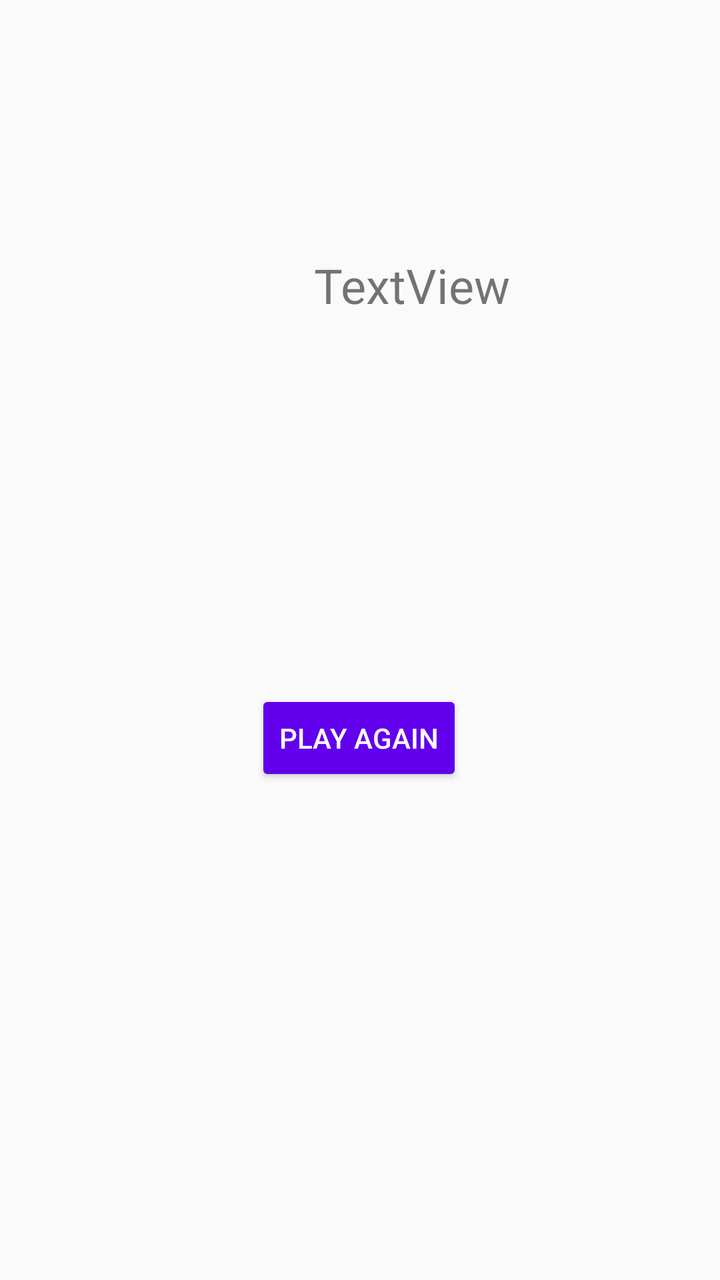
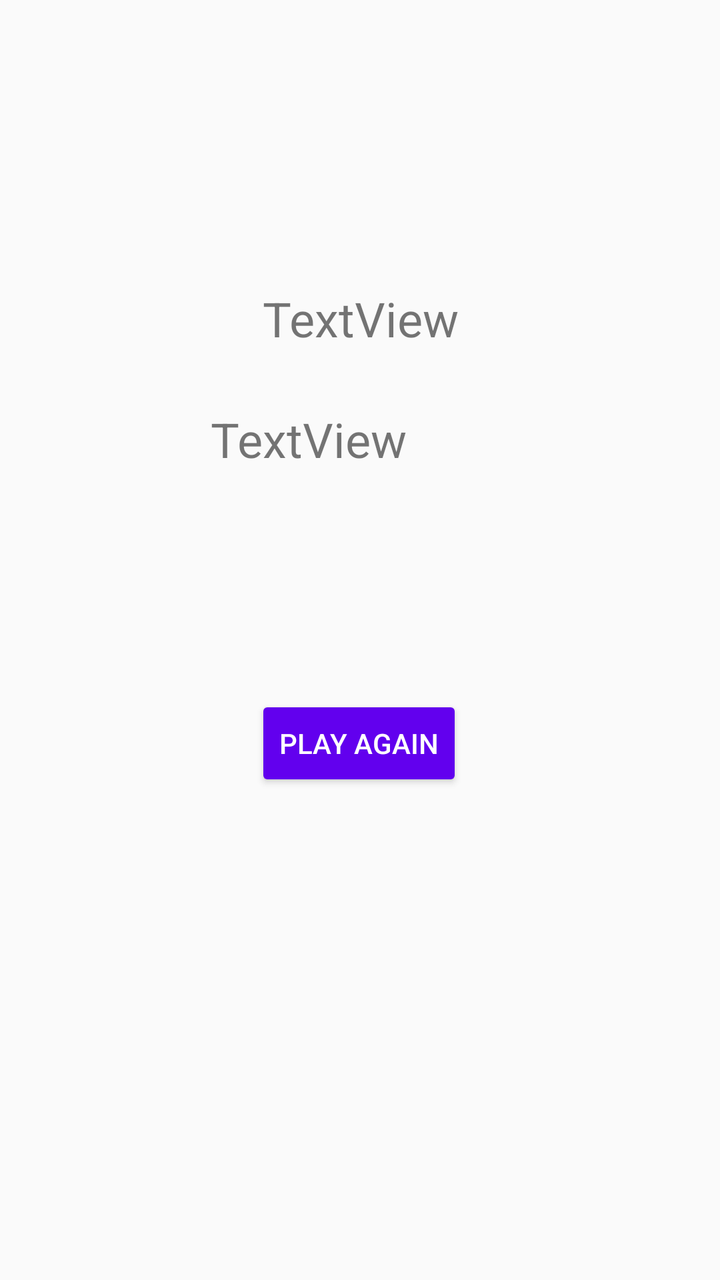

Screens rendered from an Android XML layout before and after an edit, with the pre-edit source and the edit as a unified diff.
<!-- AndroidManifest.xml: application theme Theme.Minesweeper -->
<!-- res/layout/activity_results.xml -->
<?xml version="1.0" encoding="utf-8"?>
<androidx.constraintlayout.widget.ConstraintLayout xmlns:android="http://schemas.android.com/apk/res/android"
    xmlns:app="http://schemas.android.com/apk/res-auto"
    xmlns:tools="http://schemas.android.com/tools"
    android:id="@+id/main"
    android:layout_width="match_parent"
    android:layout_height="match_parent"
    tools:context=".ResultsActivity">

    <androidx.constraintlayout.widget.ConstraintLayout
        android:layout_width="match_parent"
        android:layout_height="match_parent">

        <TextView
            android:id="@+id/timeUsedTextView"
            android:layout_width="wrap_content"
            android:layout_height="wrap_content"
            android:layout_marginStart="157dp"
            android:layout_marginTop="185dp"
            android:layout_marginEnd="157dp"
            android:layout_marginBottom="514dp"
            android:text="TextView"
            android:textSize="24sp"
            app:layout_constraintBottom_toBottomOf="parent"
            app:layout_constraintEnd_toEndOf="parent"
            app:layout_constraintHorizontal_bias="0.0"
            app:layout_constraintStart_toStartOf="parent"
            app:layout_constraintTop_toTopOf="parent"
            app:layout_constraintVertical_bias="1.0" />

        <TextView
            android:id="@+id/winLossTextView"
            android:layout_width="wrap_content"
            android:layout_height="wrap_content"
            android:layout_marginStart="157dp"
            android:layout_marginEnd="157dp"
            android:layout_marginBottom="481dp"
            android:text="TextView"
            android:textSize="24sp"
            app:layout_constraintBottom_toBottomOf="parent"
            app:layout_constraintEnd_toEndOf="parent"
            app:layout_constraintHorizontal_bias="0.0"
            app:layout_constraintStart_toStartOf="parent"
            app:layout_constraintTop_toBottomOf="@+id/timeUsedTextView" />

        <Button
            android:id="@+id/playAgainButton"
            android:layout_width="wrap_content"
            android:layout_height="wrap_content"
            android:layout_marginStart="161dp"
            android:layout_marginTop="186dp"
            android:layout_marginEnd="162dp"
            android:layout_marginBottom="247dp"
            android:backgroundTint="@color/purple"
            android:gravity="center"
            android:onClick="backToMain"
            android:text="@string/play_again"
            android:textColor="#FFFFFF"
            app:layout_constraintBottom_toBottomOf="parent"
            app:layout_constraintEnd_toEndOf="parent"
            app:layout_constraintStart_toStartOf="parent"
            app:layout_constraintTop_toBottomOf="@id/winLossTextView" />
    </androidx.constraintlayout.widget.ConstraintLayout>
</androidx.constraintlayout.widget.ConstraintLayout>
<!-- resources referenced by this layout -->
<resources>
  <color name="purple">#6200ee</color>
  <string name="play_again">PLAY AGAIN</string>
  <style name="Theme.Minesweeper" parent="Base.Theme.Minesweeper" />
  <style name="Base.Theme.Minesweeper" parent="Theme.AppCompat.Light.DarkActionBar">
          
          
      </style>
</resources>

<!-- the commit's change to res/layout/activity_results.xml (unified diff, before → after) -->
@@ -16,30 +16,29 @@
             android:layout_width="wrap_content"
             android:layout_height="wrap_content"
             android:layout_marginStart="157dp"
-            android:layout_marginTop="185dp"
+            android:layout_marginTop="143dp"
             android:layout_marginEnd="157dp"
-            android:layout_marginBottom="514dp"
+            android:gravity="center"
             android:text="TextView"
+            android:textAlignment="center"
             android:textSize="24sp"
-            app:layout_constraintBottom_toBottomOf="parent"
             app:layout_constraintEnd_toEndOf="parent"
-            app:layout_constraintHorizontal_bias="0.0"
             app:layout_constraintStart_toStartOf="parent"
-            app:layout_constraintTop_toTopOf="parent"
-            app:layout_constraintVertical_bias="1.0" />
+            app:layout_constraintTop_toTopOf="parent" />
 
         <TextView
             android:id="@+id/winLossTextView"
             android:layout_width="wrap_content"
             android:layout_height="wrap_content"
             android:layout_marginStart="157dp"
+            android:layout_marginTop="28dp"
             android:layout_marginEnd="157dp"
-            android:layout_marginBottom="481dp"
+            android:gravity="center"
             android:text="TextView"
+            android:textAlignment="center"
             android:textSize="24sp"
-            app:layout_constraintBottom_toBottomOf="parent"
             app:layout_constraintEnd_toEndOf="parent"
-            app:layout_constraintHorizontal_bias="0.0"
+            app:layout_constraintHorizontal_bias="1.0"
             app:layout_constraintStart_toStartOf="parent"
             app:layout_constraintTop_toBottomOf="@+id/timeUsedTextView" />
 
@@ -48,15 +47,13 @@
             android:layout_width="wrap_content"
             android:layout_height="wrap_content"
             android:layout_marginStart="161dp"
-            android:layout_marginTop="186dp"
+            android:layout_marginTop="112dp"
             android:layout_marginEnd="162dp"
-            android:layout_marginBottom="247dp"
             android:backgroundTint="@color/purple"
             android:gravity="center"
             android:onClick="backToMain"
             android:text="@string/play_again"
             android:textColor="#FFFFFF"
-            app:layout_constraintBottom_toBottomOf="parent"
             app:layout_constraintEnd_toEndOf="parent"
             app:layout_constraintStart_toStartOf="parent"
             app:layout_constraintTop_toBottomOf="@id/winLossTextView" />
<!-- resource entries referenced after the edit -->
@@ -4,8 +4,9 @@
   <string name="play_again">PLAY AGAIN</string>
   <style name="Theme.Minesweeper" parent="Base.Theme.Minesweeper" />
   <style name="Base.Theme.Minesweeper" parent="Theme.AppCompat.Light.DarkActionBar">
-          
-          
+          <item name="colorPrimary">@color/purple</item>
+          <item name="colorPrimaryDark">@color/purple</item>
+          <item name="colorAccent">@color/purple</item>
       </style>
 </resources>
 
